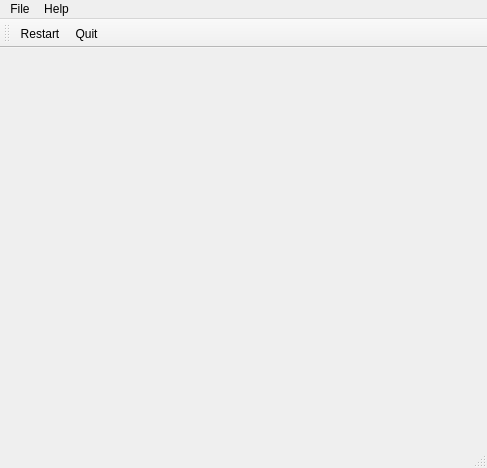
Old version of the form qredis/ui/RedisWindow.ui in the repository tiagocoutinho/qredis.
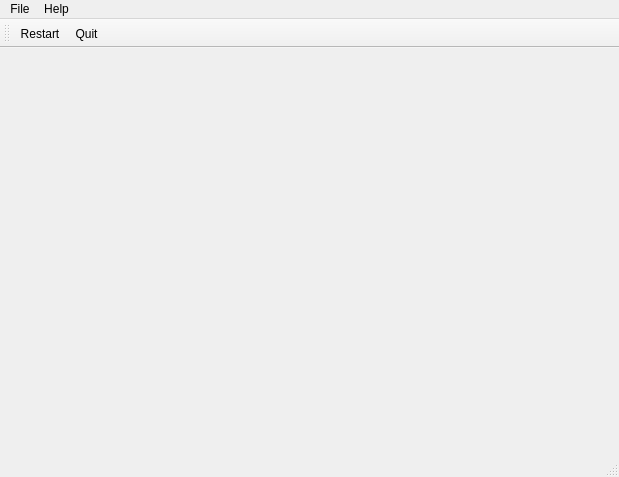
New version of the form. Icons and pictures are not drawn.

```diff
--- a/qredis/ui/RedisWindow.ui
+++ b/qredis/ui/RedisWindow.ui
@@ -6,8 +6,8 @@
    <rect>
     <x>0</x>
     <y>0</y>
-    <width>487</width>
-    <height>468</height>
+    <width>619</width>
+    <height>477</height>
    </rect>
   </property>
   <property name="windowTitle">
@@ -42,7 +42,7 @@
     <rect>
      <x>0</x>
      <y>0</y>
-     <width>487</width>
+     <width>619</width>
      <height>27</height>
     </rect>
    </property>
```
